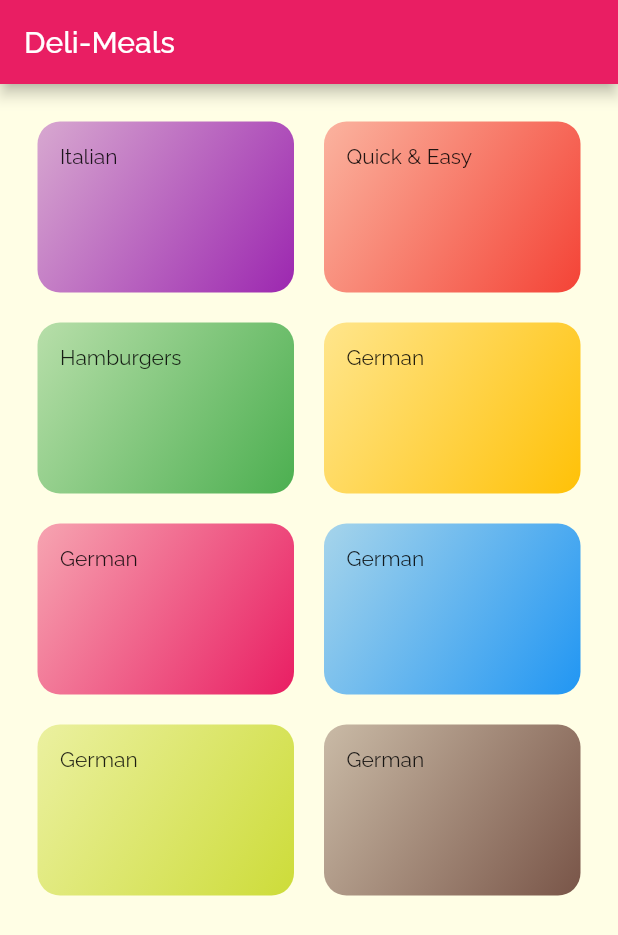
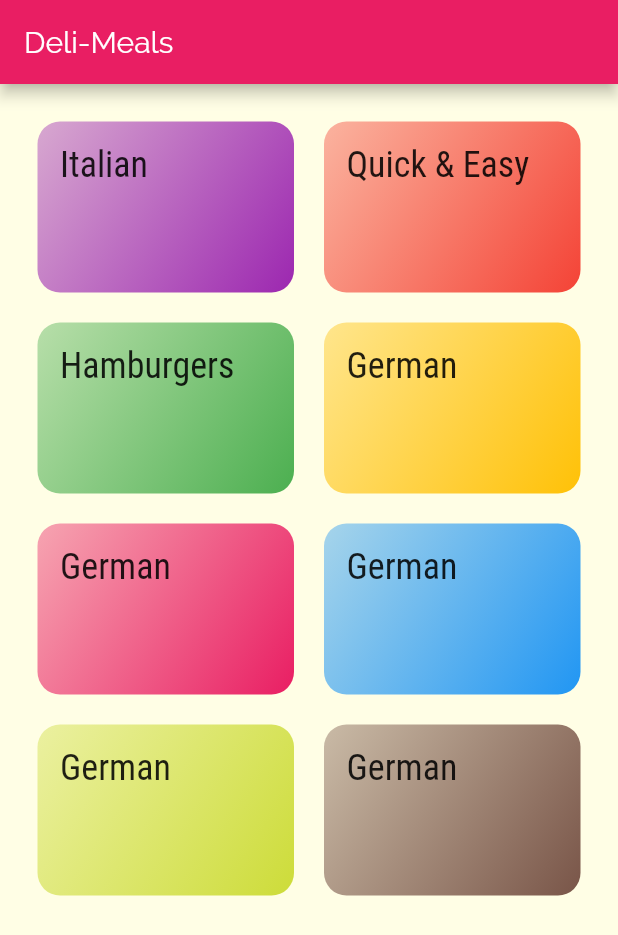
Before and after one commit to aspesivtsev/meals, a Flutter app: the screen it shows after launch, on a phone screen of 412 x 824 dp. Shown: the top 935 px of the screen. Run offline on Flutter 3.47's test engine with Material 2 defaults, Android fonts, the phone set to English and light mode, and no system bars.

Commit message:
fixed fonts

```diff
--- a/lib/category_item.dart
+++ b/lib/category_item.dart
@@ -9,7 +9,10 @@ class CategoryItem extends StatelessWidget {
   Widget build(BuildContext context) {
     return Container(
         padding: const EdgeInsets.all(15),
-        child: Text(title),
+        child: Text(
+          title,
+          style: Theme.of(context).textTheme.headline6,
+        ),
         decoration: BoxDecoration(
             gradient: LinearGradient(
               colors: [
--- a/lib/main.dart
+++ b/lib/main.dart
@@ -9,11 +9,21 @@ class MyApp extends StatelessWidget {
     return MaterialApp(
       title: 'DeliMeals',
       theme: ThemeData(
-        primarySwatch: Colors.pink,
-        accentColor: Colors.amber,
-        canvasColor: Color.fromRGBO(255, 254, 229, 1),
-        fontFamily: 'Raleway',
-      ),
+          primarySwatch: Colors.pink,
+          accentColor: Colors.amber,
+          canvasColor: Color.fromRGBO(255, 254, 229, 1),
+          fontFamily: 'Raleway',
+          textTheme: ThemeData.light().textTheme.copyWith(
+              bodyText2: TextStyle(
+                color: Color.fromRGBO(20, 51, 51, 1),
+              ),
+              bodyText1: TextStyle(
+                color: Color.fromRGBO(20, 51, 51, 1),
+              ),
+              headline6: TextStyle(
+                fontSize: 24,
+                fontFamily: 'RobotoCondensed',
+              ))),
 
       //home: MyHomePage(),
       home: CategoriesScreen(),
```
Also changed, not shown: assets/fonts/Raleway-Black.ttf (renamed from lib/assets/fonts/Raleway-Black.ttf), assets/fonts/Raleway-Bold.ttf (renamed from lib/assets/fonts/Raleway-Bold.ttf), assets/fonts/Raleway-Regular.ttf (renamed from lib/assets/fonts/Raleway-Regular.ttf), assets/fonts/RobotoCondensed-Bold.ttf (renamed from lib/assets/fonts/RobotoCondensed-Bold.ttf), assets/fonts/RobotoCondensed-Italic.ttf (renamed from lib/assets/fonts/RobotoCondensed-Italic.ttf), assets/fonts/RobotoCondensed-Light.ttf (renamed from lib/assets/fonts/RobotoCondensed-Light.ttf), assets/fonts/RobotoCondensed-Regular.ttf (renamed from lib/assets/fonts/RobotoCondensed-Regular.ttf).
